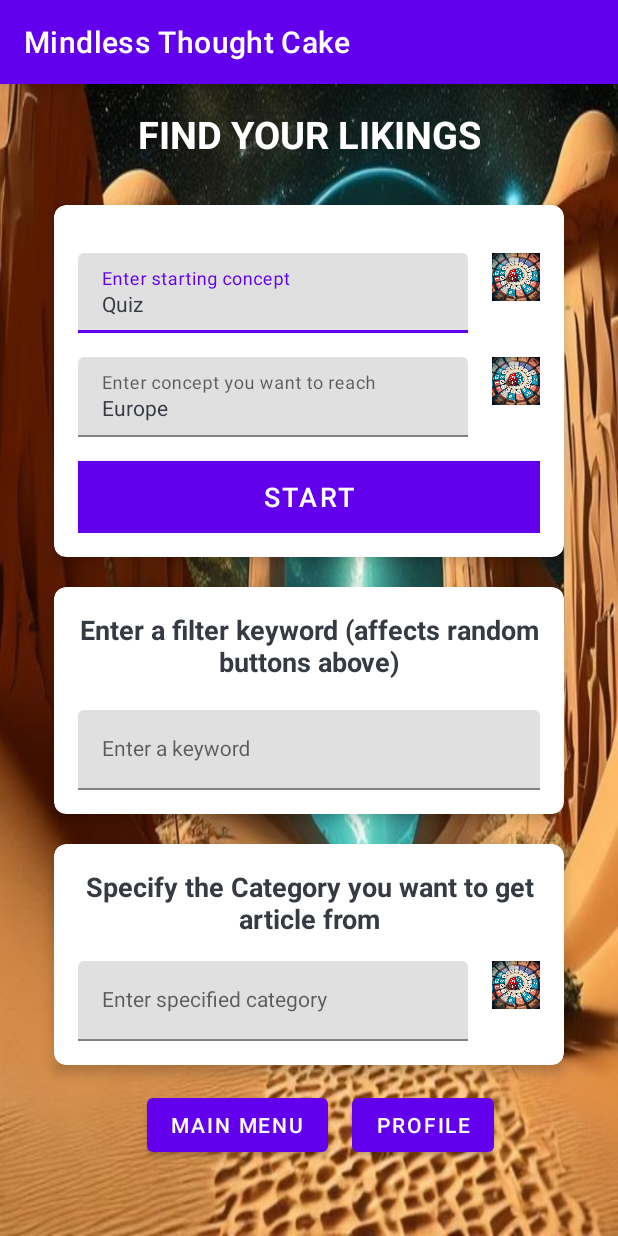
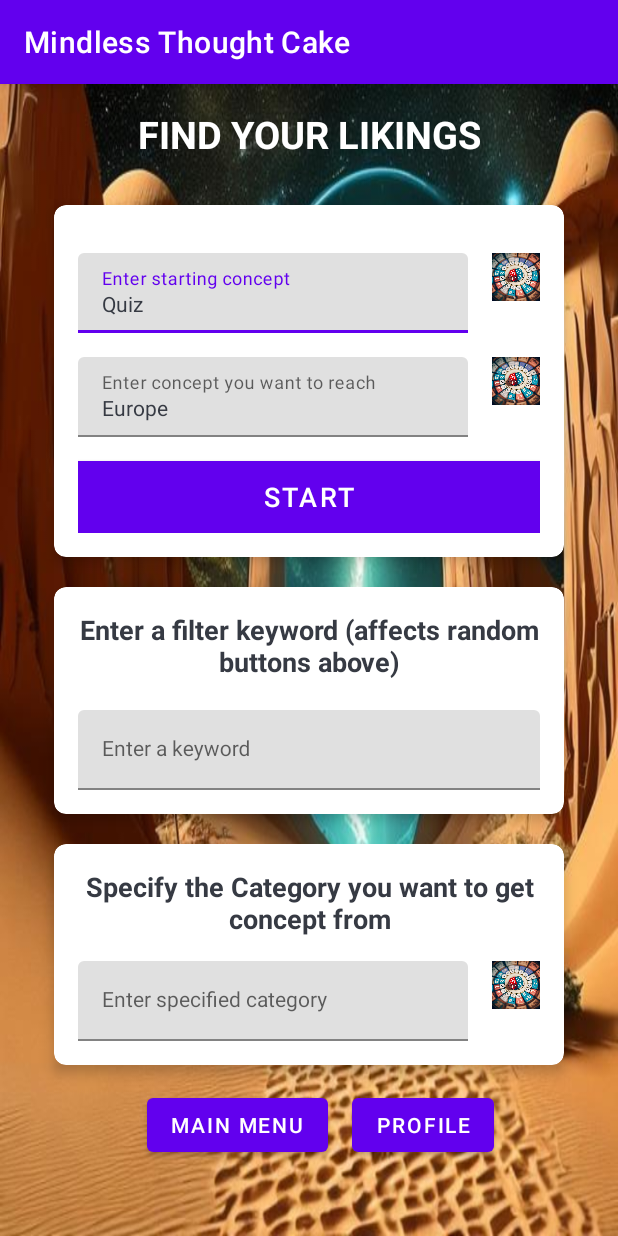
Before and after one commit to Retardeded/Chaos-Thought-Feast, an Android app: the MainGameSetupActivity screen opened directly, with no data from a screen before it, on a phone screen of 412 x 824 dp. Run offline under Robolectric (Android 15) with nearby library versions, the phone set to English and light mode, and no system bars; our stand-ins replace Firebase (no records; nobody signed in at launch, a user with empty details on screens opened directly).

Commit message:
better ui in main game loop

```diff
--- a/app/src/main/java/com/knowledge/testapp/WebParsing.kt
+++ b/app/src/main/java/com/knowledge/testapp/WebParsing.kt
@@ -64,7 +64,7 @@ class WebParsing(var applicationContext: Context) {
                         mUrls = parseLinksFromHtmlCode(url, mCurrentHtml)
                         // Use runOnUiThread to update the UI safely
                         tv.post {
-                            tv.setText(url)
+                            tv.setText(url.substring(QuizValues.BASIC_LINK.length))
                             setNextLinks(options)
                         }
                     }
@@ -156,7 +156,7 @@ class WebParsing(var applicationContext: Context) {
             }
         }
 
-        return urls
+        return urls.subList(3, urls.size)
     }
 
 }
--- a/app/src/main/res/layout/activity_main_game_setup.xml
+++ b/app/src/main/res/layout/activity_main_game_setup.xml
@@ -208,7 +208,7 @@
                 android:layout_width="match_parent"
                 android:layout_height="wrap_content"
                 android:gravity="center"
-                android:text="Specify the Category you want to get article from"
+                android:text="Specify the Category you want to get concept from"
                 android:textColor="#363A43"
                 android:textSize="18sp"
                 android:textStyle="bold"/>
```
